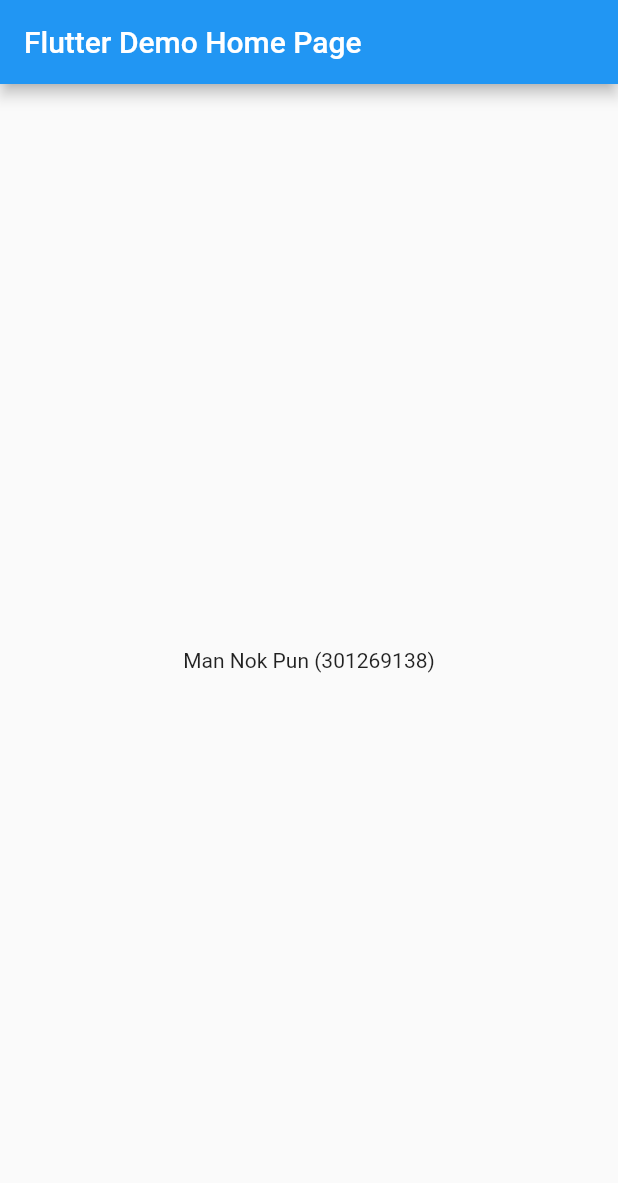
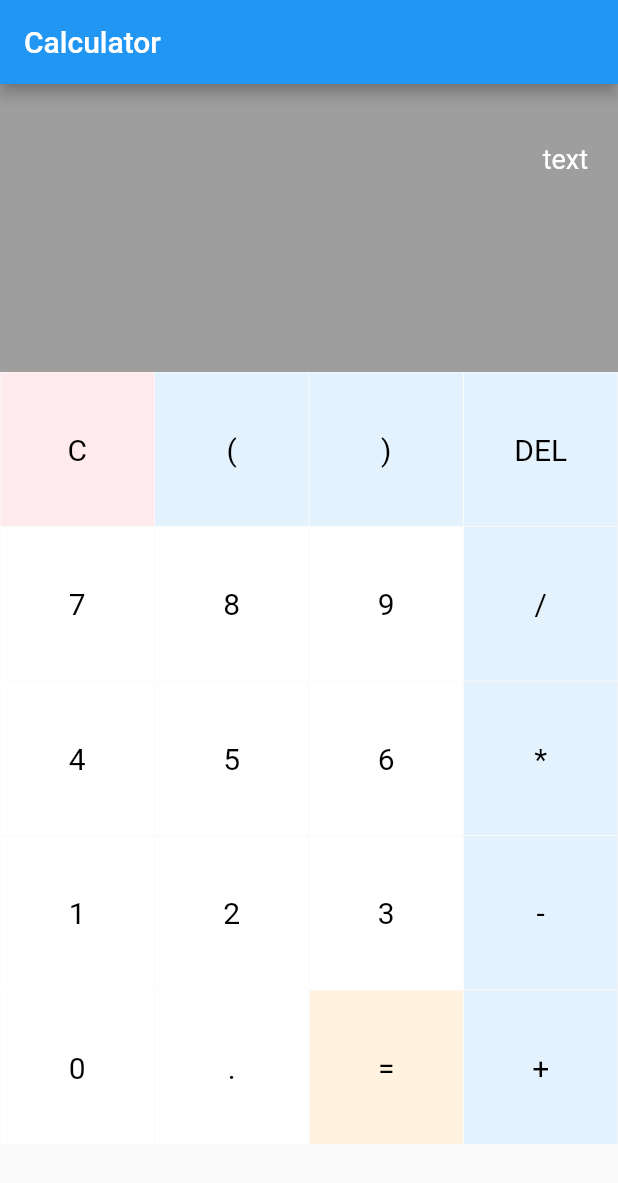
Before and after one commit to ggsonson/MAPD722-Lab1, a Flutter app: the screen it shows after launch, on a phone screen of 412 x 824 dp. Shown: the top 1183 px of the screen. Run offline on Flutter 3.47's test engine with Material 2 defaults, Android fonts, the phone set to English and light mode, and no system bars; our stand-ins replace math_expressions.

Commit message:
Calculator program

```diff
--- /dev/null
+++ b/lib/buttons.dart
@@ -0,0 +1,29 @@
+import 'package:flutter/material.dart';
+
+class MyButton extends StatelessWidget {
+ final color;
+ final textColor;
+ final String buttonText;
+ final buttonTapped;
+ MyButton( { this.color, this.textColor, this.buttonText = "", this.buttonTapped} );
+
+ @override
+ Widget build(BuildContext context){
+  return GestureDetector(
+    onTap: buttonTapped,
+    child: Padding(
+      padding: const EdgeInsets.all(0.2),
+      child: ClipRRect(
+        child: Container(
+          color: color,
+          child: Center(
+            child: Text(buttonText,
+                        style: TextStyle(fontSize: 20, color: Colors.black)
+                       )
+          )
+        )
+      )
+    )
+  );
+ }
+}
--- a/lib/main.dart
+++ b/lib/main.dart
@@ -1,5 +1,6 @@
 import 'package:flutter/material.dart';
-
+import 'package:math_expressions/math_expressions.dart';
+import './buttons.dart';
 void main() {
   runApp(const MyApp());
 }
@@ -48,59 +49,134 @@ class MyHomePage extends StatefulWidget {
 }
 
 class _MyHomePageState extends State<MyHomePage> {
-  int _counter = 0;
+  var userInput = 'text';
+  var answer = '';
 
-  void _incrementCounter() {
-    setState(() {
-      // This call to setState tells the Flutter framework that something has
-      // changed in this State, which causes it to rerun the build method below
-      // so that the display can reflect the updated values. If we changed
-      // _counter without calling setState(), then the build method would not be
-      // called again, and so nothing would appear to happen.
-      _counter++;
-    });
-  }
+  final List<String> buttons = [
+    'C',
+    '(',
+    ')',
+    'DEL',
+    '7',
+    '8',
+    '9',
+    '/',
+    '4',
+    '5',
+    '6',
+    '*',
+    '1',
+    '2',
+    '3',
+    '-',
+    '0',
+    '.',
+    '=',
+    '+',
+  ];
 
   @override
   Widget build(BuildContext context) {
-    // This method is rerun every time setState is called, for instance as done
-    // by the _incrementCounter method above.
-    //
-    // The Flutter framework has been optimized to make rerunning build methods
-    // fast, so that you can just rebuild anything that needs updating rather
-    // than having to individually change instances of widgets.
     return Scaffold(
-      appBar: AppBar(
-        // Here we take the value from the MyHomePage object that was created by
-        // the App.build method, and use it to set our appbar title.
-        title: Text(widget.title),
+      appBar: new AppBar(
+        title: new Text('Calculator'),
       ),
-      body: Center(
-        // Center is a layout widget. It takes a single child and positions it
-        // in the middle of the parent.
-        child: Column(
-          // Column is also a layout widget. It takes a list of children and
-          // arranges them vertically. By default, it sizes itself to fit its
-          // children horizontally, and tries to be as tall as its parent.
-          //
-          // Invoke "debug painting" (press "p" in the console, choose the
-          // "Toggle Debug Paint" action from the Flutter Inspector in Android
-          // Studio, or the "Toggle Debug Paint" command in Visual Studio Code)
-          // to see the wireframe for each widget.
-          //
-          // Column has various properties to control how it sizes itself and
-          // how it positions its children. Here we use mainAxisAlignment to
-          // center the children vertically; the main axis here is the vertical
-          // axis because Columns are vertical (the cross axis would be
-          // horizontal).
-          mainAxisAlignment: MainAxisAlignment.center,
-          children: <Widget>[
-            const Text(
-              'Man Nok Pun (301269138)',
+      body: Column(
+        children: <Widget>[
+          Expanded(
+            child: Container(
+              color: Colors.grey,
+              child: Column(
+                mainAxisAlignment: MainAxisAlignment.spaceEvenly,
+                children: [
+                  Container(
+                    padding: EdgeInsets.all(20),
+                    alignment: Alignment.centerRight,
+                    child: Text(
+                      userInput,
+                      style: TextStyle(fontSize: 18, color: Colors.white)
+                    )
+                  ),
+                  Container(
+                    padding: EdgeInsets.all(20),
+                    alignment: Alignment.centerRight,
+                    child: Text(
+                      answer,
+                      style: TextStyle(fontSize: 28, color: Colors.white)
+                    )
+                  )
+                ]
+              )
             )
+          ),
+          Expanded(
+            flex: 3,
+            child: GridView.builder(
+              itemCount: buttons.length,
+              gridDelegate: new SliverGridDelegateWithFixedCrossAxisCount(
+                crossAxisCount: 4
+              ),
+              itemBuilder: (BuildContext context, int index) {
+                if(index == 0) {
+                  return MyButton(
+                    buttonTapped:(){
+                      setState((){
+                        userInput = '';
+                        answer = '0';
+                      });
+                    },
+                    buttonText: buttons[index],
+                    color: Colors.red[50],
+                    textColor: Colors.black
+                  );
+                } else if(index == 3) {
+                  return MyButton(
+                    buttonTapped:(){
+                     setState((){  userInput = userInput.substring(0, userInput.length - 1); });
+                    },
+                    buttonText: buttons[index],
+                    color: Colors.blue[50],
+                    textColor: Colors.black
+                  );
+                } else if(index == 18) {
+                  return MyButton(
+                    buttonTapped:(){
+                      setState((){ equalPressed(); });
+                    },
+                    buttonText: buttons[index],
+                    color: Colors.orange[50],
+                    textColor: Colors.black
+                  );
+                } else {
+                  return MyButton(
+                    buttonTapped:(){
+                      setState((){  userInput = userInput + buttons[index]; });
+                    },
+                    buttonText: buttons[index],
+                    color: (isOperator(buttons[index]) ? Colors.blue[50] : Colors.white),
+                    textColor: Colors.black
+                  );
+                }
+              },
+            )
+          )
+        ],
+      ),
+    );
+  }
 
-          ],
-        ),
-      ) );
+  void equalPressed(){
+    String finalInput = userInput;
+
+    Parser p = Parser();
+    Expression exp = p.parse(finalInput);
+    ContextModel cm = ContextModel();
+    double eval = exp.evaluate(EvaluationType.REAL, cm);
+    answer = eval.toString();
+  }
+  bool isOperator(str) {
+    if(str == '+' || str == '-' || str == '*' || str == '/' || str == '(' || str == ')') {
+      return true;
+    } else {return false; }
   }
 }
--- a/pubspec.yaml
+++ b/pubspec.yaml
@@ -36,6 +36,7 @@ dependencies:
   # The following adds the Cupertino Icons font to your application.
   # Use with the CupertinoIcons class for iOS style icons.
   cupertino_icons: ^1.0.2
+  math_expressions: ^2.3.1
 
 dev_dependencies:
   flutter_test:
```
Also changed, not shown: pubspec.lock.
